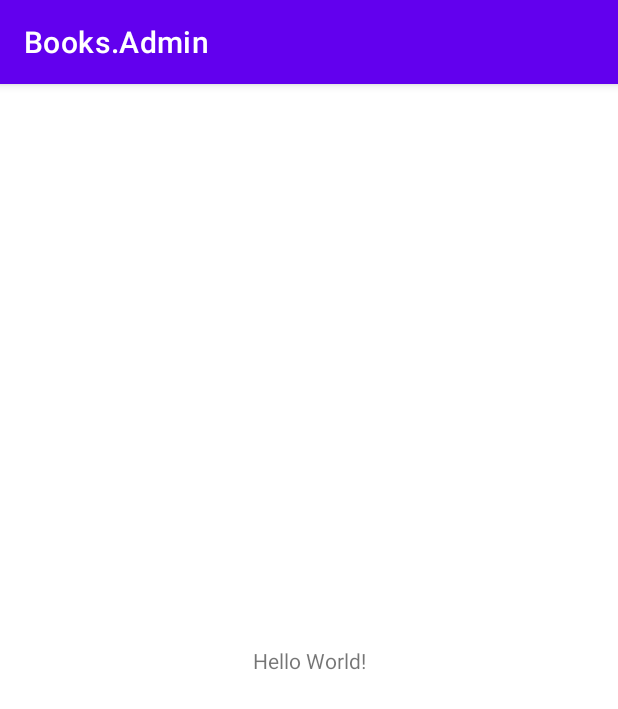
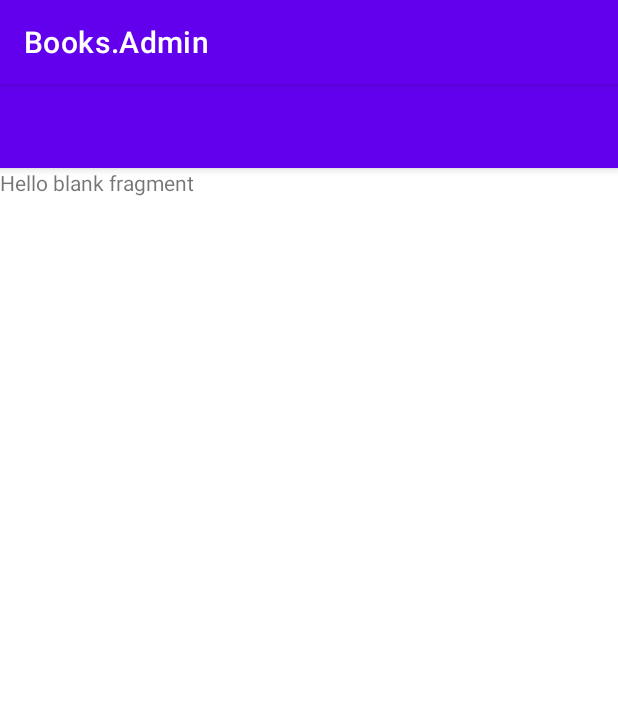
Before and after one commit to GuilhermeDellatin/WhiteLabelConceptApp, an Android app: the screen it shows after launch (MainActivity), on a phone screen of 412 x 824 dp. Shown: the top 709 px of the screen. Run offline under Robolectric (Android 15) with nearby library versions, the phone set to English and light mode, and no system bars; our stand-ins replace navigation-ui.

Commit message:
Adjust activity_main.xml

```diff
--- a/app/src/main/res/layout/activity_main.xml
+++ b/app/src/main/res/layout/activity_main.xml
@@ -6,13 +6,29 @@
     android:layout_height="match_parent"
     tools:context=".ui.MainActivity">
 
-    <TextView
-        android:layout_width="wrap_content"
-        android:layout_height="wrap_content"
-        android:text="Hello World!"
+    <androidx.appcompat.widget.Toolbar
+        android:id="@+id/toolbar_main"
+        android:layout_width="0dp"
+        android:layout_height="?attr/actionBarSize"
+        android:background="?attr/colorPrimary"
+        android:elevation="4dp"
+        android:theme="@style/ThemeOverlay.AppCompat.Dark.ActionBar"
+        app:layout_constraintEnd_toEndOf="parent"
+        app:layout_constraintStart_toStartOf="parent"
+        app:layout_constraintTop_toTopOf="parent"
+        app:popupTheme="@style/ThemeOverlay.AppCompat.Light"
+        tools:title="White Label Tutorial" />
+
+    <androidx.fragment.app.FragmentContainerView
+        android:id="@+id/nav_host_fragment"
+        android:name="androidx.navigation.fragment.NavHostFragment"
+        android:layout_width="0dp"
+        android:layout_height="0dp"
+        app:defaultNavHost="true"
         app:layout_constraintBottom_toBottomOf="parent"
         app:layout_constraintLeft_toLeftOf="parent"
         app:layout_constraintRight_toRightOf="parent"
-        app:layout_constraintTop_toTopOf="parent" />
+        app:layout_constraintTop_toBottomOf="@+id/toolbar_main"
+        app:navGraph="@navigation/nav_main" />
 
 </androidx.constraintlayout.widget.ConstraintLayout>
```
